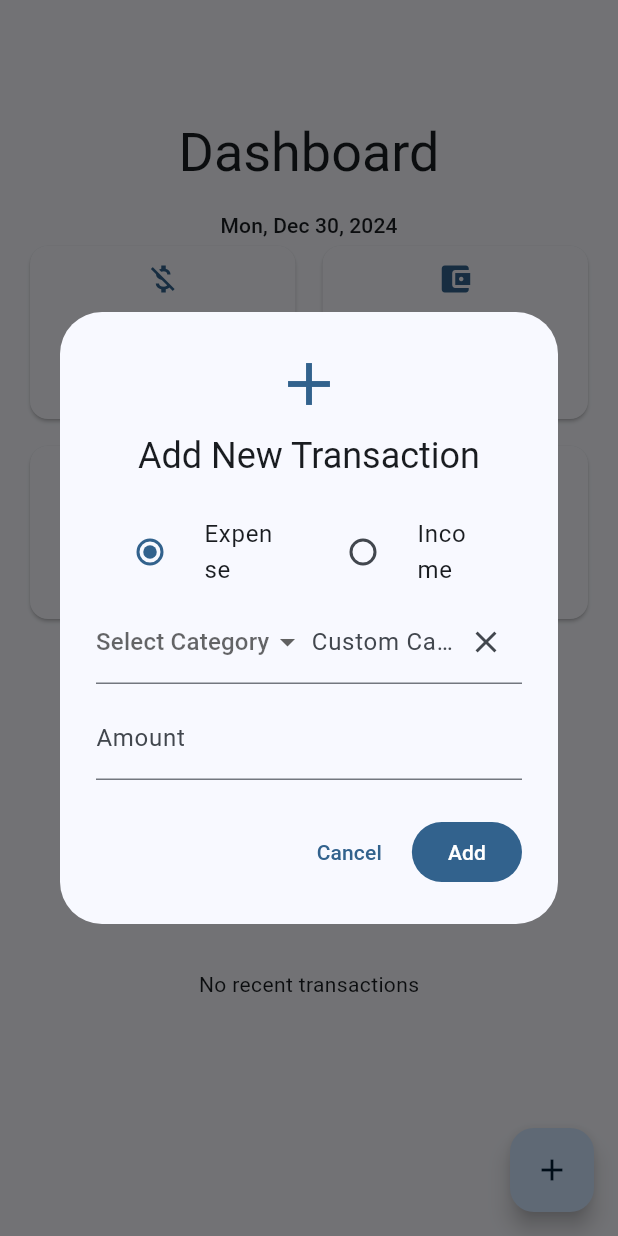
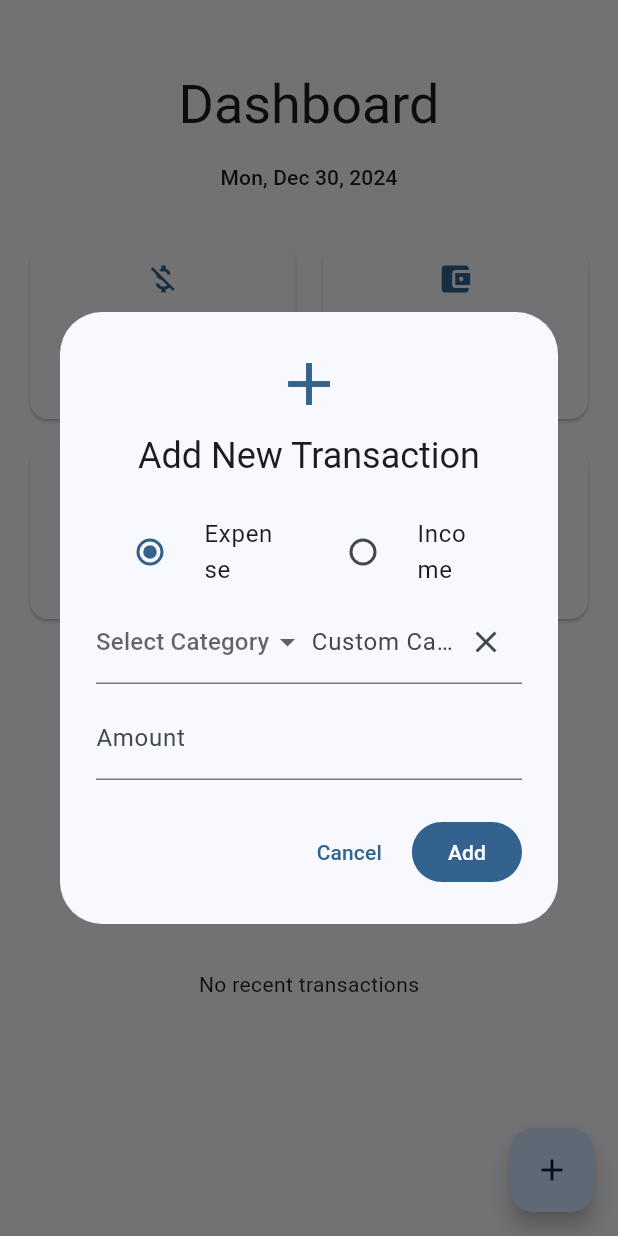
Before and after one commit to cbrf2002/fundi, a Flutter app: the DashboardScreen screen opened by its route, after a tap on the "add" icon, on a phone screen of 412 x 824 dp. Run offline on Flutter 3.47's test engine with Material 3 defaults, Android fonts, the phone set to English and light mode, and no system bars; our stand-ins replace cloud_firestore, firebase_auth, firebase_core, flutter_svg, google_fonts, google_sign_in; accounts and stored records are empty.

Commit message:
statusbar and adaptation to the new database structure

```diff
--- a/lib/features/dashboard/screens/dashboard_screen.dart
+++ b/lib/features/dashboard/screens/dashboard_screen.dart
@@ -1,9 +1,9 @@
 import 'package:flutter/material.dart';
 import 'package:intl/intl.dart';
 import 'package:flutter/services.dart';
-import 'package:cloud_firestore/cloud_firestore.dart';
 import '../../../core/models/transaction_model.dart' as model;
 import '../../../core/models/budget_model.dart';
+import '../../../core/services/firestore_service.dart';
 import '../widgets/add_transaction_dialog.dart';
 
 class DashboardScreen extends StatefulWidget {
@@ -14,57 +14,42 @@ class DashboardScreen extends StatefulWidget {
 }
 
 class _DashboardScreenState extends State<DashboardScreen> {
-  void _configureStatusBar() {
-    final brightness = Theme.of(context).brightness;
-    if (brightness == Brightness.dark) {
-      SystemChrome.setSystemUIOverlayStyle(SystemUiOverlayStyle.light.copyWith(
-        statusBarColor: Colors.transparent, // Use transparent or any preferred color
-      ));
-    } else {
-      SystemChrome.setSystemUIOverlayStyle(SystemUiOverlayStyle.dark.copyWith(
-        statusBarColor: Colors.transparent, // Use transparent or any preferred color
-      ));
-    }
-  }
-
-  late Future<void> _fetchData;
-  List<model.Transaction> transactions = [];
-  Budget budget = Budget(
-      totalIncome: 0,
-      totalExpenses: 0,
-      netAmount: 0
-  );
+  final FirestoreService _firestoreService = FirestoreService();
 
   @override
   void initState() {
     super.initState();
-    _fetchData = _loadData();
+    _configureStatusBar();
   }
 
-  Future<void> _loadData() async {
-    final querySnapshot = await FirebaseFirestore.instance.collection('transactions').get();
-    transactions = querySnapshot.docs.map((doc) => model.Transaction.fromMap(doc.data(), doc.id)).toList();
-    transactions.sort((a, b) => b.timestamp.compareTo(a.timestamp)); // Sort transactions by newest first
-    _calculateBudget();
+  void _configureStatusBar() {
+    final brightness = Theme.of(context).brightness;
+    SystemChrome.setSystemUIOverlayStyle(
+      SystemUiOverlayStyle(
+        statusBarColor: Colors.transparent,
+        statusBarIconBrightness: brightness == Brightness.dark ? Brightness.light : Brightness.dark,
+        statusBarBrightness: brightness,
+      ),
+    );
   }
 
-  void _calculateBudget() {
+  Budget _calculateBudget(List<model.Transaction> transactions) {
     double totalIncome = 0;
     double totalExpenses = 0;
-    transactions.forEach((transaction) {
+
+    for (var transaction in transactions) {
       if (transaction.type == 'income') {
         totalIncome += transaction.amount;
       } else {
         totalExpenses += transaction.amount;
       }
-    });
-    setState(() {
-      budget = Budget(
-        totalIncome: totalIncome,
-        totalExpenses: totalExpenses,
-        netAmount: totalIncome - totalExpenses,
-      );
-    });
+    }
+
+    return Budget(
+      totalIncome: totalIncome,
+      totalExpenses: totalExpenses,
+      netAmount: totalIncome - totalExpenses,
+    );
   }
 
   String _formatCurrency(double amount) {
@@ -73,35 +58,39 @@ class _DashboardScreenState extends State<DashboardScreen> {
 
   @override
   Widget build(BuildContext context) {
-    _configureStatusBar();
-
     final DateTime now = DateTime.now();
     final String formattedDate = DateFormat('EEE, MMM d, yyyy').format(now);
 
     return Scaffold(
-      body: FutureBuilder(
-        future: _fetchData,
+      body: StreamBuilder<List<model.Transaction>>(
+        stream: _firestoreService.getTransactions(),
         builder: (context, snapshot) {
           if (snapshot.connectionState == ConnectionState.waiting) {
             return const Center(child: CircularProgressIndicator());
           } else if (snapshot.hasError) {
             return Center(child: Text('Error: ${snapshot.error}'));
           } else {
+            var transactions = snapshot.data ?? [];
+            transactions.sort((a, b) => b.date.compareTo(a.date)); // Sort by newest first
+            final budget = _calculateBudget(transactions);
+
             return RefreshIndicator(
-              onRefresh: _loadData,
+              onRefresh: () async {
+                setState(() {}); // Trigger a rebuild to refresh the stream
+              },
               child: Padding(
                 padding: const EdgeInsets.all(16.0),
                 child: Column(
                   children: [
                     Padding(
-                      padding: const EdgeInsets.only(top: 32.0), // Adjust this value if needed to avoid the status bar
+                      padding: const EdgeInsets.only(top: 32.0),
                       child: Column(
                         crossAxisAlignment: CrossAxisAlignment.center,
                         children: [
-                          const SizedBox(height: 32),
                           Text('Dashboard', style: Theme.of(context).textTheme.displaySmall),
                           const SizedBox(height: 16),
                           Text(formattedDate, style: Theme.of(context).textTheme.titleSmall),
+                          const SizedBox(height: 32),
                         ],
                       ),
                     ),
@@ -112,61 +101,25 @@ class _DashboardScreenState extends State<DashboardScreen> {
                         crossAxisSpacing: 10,
                         mainAxisSpacing: 10,
                         children: [
-                          Card(
-                            color: Theme.of(context).colorScheme.surfaceContainerLow,
-                            child: Column(
-                              mainAxisAlignment: MainAxisAlignment.center,
-                              children: [
-                                Icon(Icons.money_off, color: Theme.of(context).colorScheme.primary, size: 24),
-                                const SizedBox(height: 8),
-                                Text('Expenses', style: Theme.of(context).textTheme.titleSmall?.copyWith(color: Theme.of(context).colorScheme.onSurface)),
-                                const SizedBox(height: 8),
-                                Text(_formatCurrency(budget.totalExpenses), style: Theme.of(context).textTheme.headlineMedium?.copyWith(color: Theme.of(context).colorScheme.onSurface)),
-                              ],
-                            ),
+                          _buildCard(
+                            title: 'Expenses',
+                            amount: budget.totalExpenses,
+                            icon: Icons.money_off,
+                            context: context,
                           ),
-                          Card(
-                            color: Theme.of(context).colorScheme.surfaceContainerLow,
-                            child: Column(
-                              mainAxisAlignment: MainAxisAlignment.center,
-                              children: [
-                                Icon(Icons.account_balance_wallet, color: Theme.of(context).colorScheme.primary, size: 24),
-                                const SizedBox(height: 8),
-                                Text('Budget', style: Theme.of(context).textTheme.titleSmall?.copyWith(color: Theme.of(context).colorScheme.onSurface)),
-                                const SizedBox(height: 8),
-                                Text(_formatCurrency(budget.netAmount), style: Theme.of(context).textTheme.headlineMedium?.copyWith(color: Theme.of(context).colorScheme.onSurface)),
-                              ],
-                            ),
+                          _buildCard(
+                            title: 'Budget',
+                            amount: budget.netAmount,
+                            icon: Icons.account_balance_wallet,
+                            context: context,
                           ),
-                          Card(
-                            color: Theme.of(context).colorScheme.surfaceContainerLow,
-                            child: Column(
-                              mainAxisAlignment: MainAxisAlignment.center,
-                              children: [
-                                Icon(Icons.attach_money, color: Theme.of(context).colorScheme.primary, size: 24),
-                                const SizedBox(height: 8),
-                                Text('Income', style: Theme.of(context).textTheme.titleSmall?.copyWith(color: Theme.of(context).colorScheme.onSurface)),
-                                const SizedBox(height: 8),
-                                Text(_formatCurrency(budget.totalIncome), style: Theme.of(context).textTheme.headlineMedium?.copyWith(color: Theme.of(context).colorScheme.onSurface)),
-                              ],
-                            ),
+                          _buildCard(
+                            title: 'Income',
+                            amount: budget.totalIncome,
+                            icon: Icons.attach_money,
+                            context: context,
                           ),
-                          Card(
-                            color: Theme.of(context).colorScheme.surfaceContainerLow,
-                            child: Column(
-                              mainAxisAlignment: MainAxisAlignment.center,
-                              children: [
-                                Icon(Icons.trending_up, color: Theme.of(context).colorScheme.primary, size: 24),
-                                const SizedBox(height: 8),
-                                const Text('Top Expenses'),
-                                const SizedBox(height: 8),
-                                ...transactions
-                                    .where((t) => t.type == 'expense')
-                                    .take(3)
-                                    .map((t) => Text('${t.category}: ${_formatCurrency(t.amount)}')),
-                              ],
-                            ),
-                          ),
+                          _buildTopExpensesCard(transactions, context),
                         ],
                       ),
                     ),
@@ -175,7 +128,7 @@ class _DashboardScreenState extends State<DashboardScreen> {
                     Expanded(
                       child: transactions.isNotEmpty
                           ? ListView.separated(
-                              itemCount: transactions.length > 5 ? 5 : transactions.length,
+                              itemCount: transactions.length > 6 ? 6 : transactions.length,
                               itemBuilder: (context, index) {
                                 var transaction = transactions[index];
                                 return ListTile(
@@ -191,7 +144,7 @@ class _DashboardScreenState extends State<DashboardScreen> {
                                 );
                               },
                               separatorBuilder: (context, index) {
-                                return Divider();
+                                return const Divider();
                               },
                             )
                           : const Center(child: Text('No recent transactions')),
@@ -211,10 +164,66 @@ class _DashboardScreenState extends State<DashboardScreen> {
               return const AddTransactionDialog();
             },
           );
-          _loadData(); // Refresh data after adding transaction
         },
         child: const Icon(Icons.add),
       ),
     );
   }
+
+  Widget _buildCard({
+    required String title,
+    required double amount,
+    required IconData icon,
+    required BuildContext context,
+  }) {
+    return Card(
+      color: Theme.of(context).colorScheme.surfaceContainerLow,
+      child: Column(
+        mainAxisAlignment: MainAxisAlignment.center,
+        children: [
+          Icon(icon, color: Theme.of(context).colorScheme.primary, size: 24),
+          const SizedBox(height: 8),
+          Text(
+            title,
+            style: Theme.of(context).textTheme.titleSmall?.copyWith(
+                  color: Theme.of(context).colorScheme.onSurface,
+                ),
+          ),
+          const SizedBox(height: 8),
+          Text(
+            _formatCurrency(amount),
+            style: Theme.of(context).textTheme.headlineMedium?.copyWith(
+                  color: Theme.of(context).colorScheme.onSurface,
+                ),
+          ),
+        ],
+      ),
+    );
+  }
+
+  Widget _buildTopExpensesCard(List<model.Transaction> transactions, BuildContext context) {
+    final topExpenses = transactions
+        .where((t) => t.type == 'expense')
+        .take(3)
+        .toList();
+
+    return Card(
+      color: Theme.of(context).colorScheme.surfaceContainerLow,
+      child: Column(
+        mainAxisAlignment: MainAxisAlignment.center,
+        children: [
+          Icon(Icons.trending_up, color: Theme.of(context).colorScheme.primary, size: 24),
+          const SizedBox(height: 8),
+          const Text('Top Expenses'),
+          const SizedBox(height: 8),
+          ...topExpenses.map(
+            (t) => Text(
+              '${t.category}: ${_formatCurrency(t.amount)}',
+              style: Theme.of(context).textTheme.bodySmall,
+            ),
+          ),
+        ],
+      ),
+    );
+  }
 }
```
